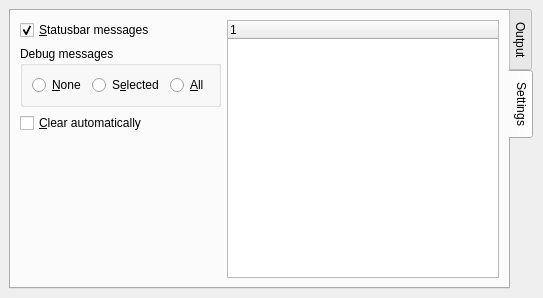
Qt form src/frontends/qt4/ui/ProgressViewUi.ui (cburschka/lyx) before a commit.
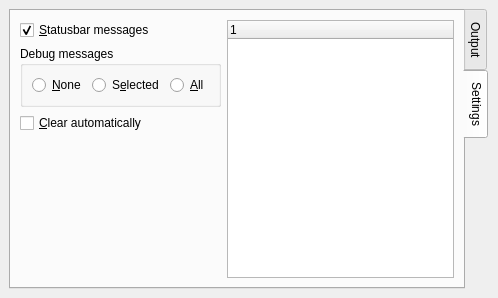
The same form after that commit. The open tabs and pages were chosen to show the change.

Commit message:
Messages panes layout fixes
Patch by Daniel Ramöller (racoon)

Diff of the .ui file:
```diff
--- a/src/frontends/qt4/ui/ProgressViewUi.ui
+++ b/src/frontends/qt4/ui/ProgressViewUi.ui
@@ -3,19 +3,17 @@
  <comment></comment>
  <exportmacro></exportmacro>
  <class>ProgressViewUi</class>
- <widget class="QWidget" name="ProgressViewUi" >
-  <property name="geometry" >
+ <widget class="QWidget" name="ProgressViewUi">
+  <property name="geometry">
    <rect>
     <x>0</x>
     <y>0</y>
-    <width>543</width>
+    <width>498</width>
     <height>298</height>
    </rect>
   </property>
-  <property name="sizePolicy" >
-   <sizepolicy>
-    <hsizetype>7</hsizetype>
-    <vsizetype>13</vsizetype>
+  <property name="sizePolicy">
+   <sizepolicy hsizetype="Expanding" vsizetype="Ignored">
     <horstretch>0</horstretch>
     <verstretch>0</verstretch>
    </sizepolicy>
@@ -53,10 +51,8 @@
      <property name="enabled" >
       <bool>true</bool>
      </property>
-     <property name="sizePolicy" >
-      <sizepolicy>
-       <hsizetype>7</hsizetype>
-       <vsizetype>13</vsizetype>
+     <property name="sizePolicy">
+      <sizepolicy hsizetype="Expanding" vsizetype="Ignored">
        <horstretch>0</horstretch>
        <verstretch>0</verstretch>
       </sizepolicy>
@@ -132,8 +128,8 @@
       <attribute name="title" >
        <string>Settings</string>
       </attribute>
-      <layout class="QGridLayout" >
-       <property name="margin" >
+      <layout class="QGridLayout" columnstretch="0,1">
+       <property name="leftMargin">
         <number>9</number>
        </property>
        <property name="spacing" >
```
Left out of the diff: 191 changed lines with no effect on the pictures.
